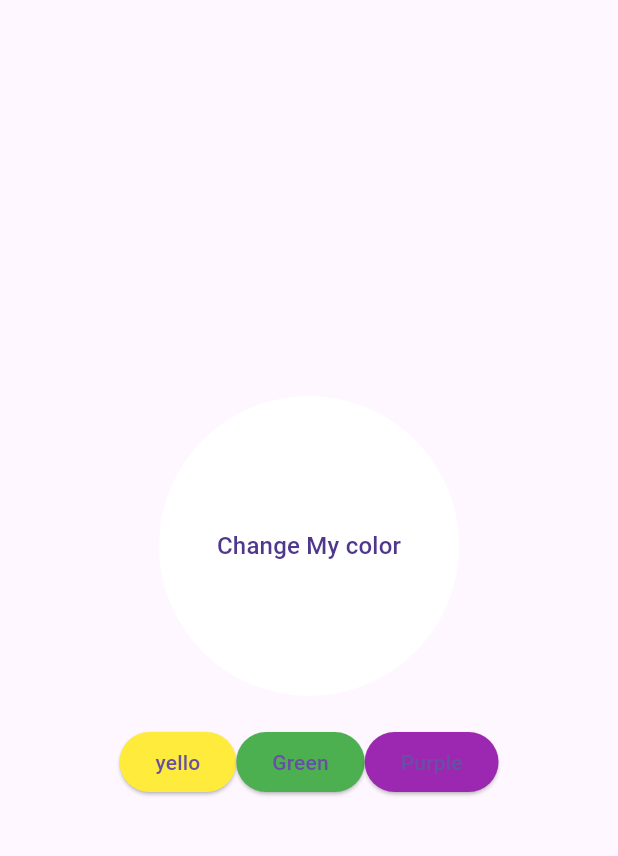
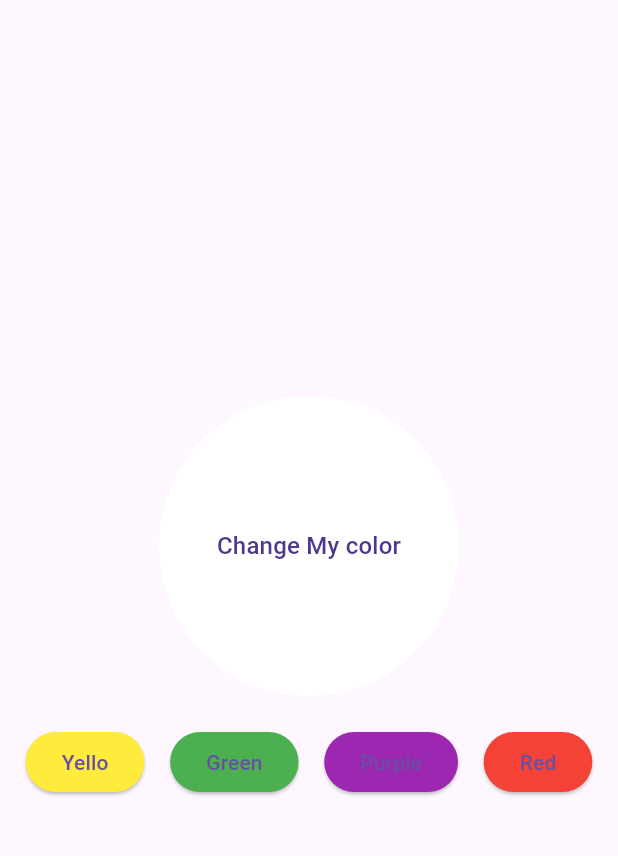
Before and after one commit to Shahanad-p/icon_color_provide, a Flutter app: the screen it shows after launch, on a phone screen of 412 x 824 dp, the part 63-919 px from its top. Run offline on Flutter 3.47's test engine with Material 3 defaults, Android fonts, the phone set to English and light mode, and no system bars.

Commit message:
done some changes

```diff
--- a/lib/home.dart
+++ b/lib/home.dart
@@ -1,62 +1,65 @@
 import 'package:button_color_provider/provider.dart';
 import 'package:flutter/material.dart';
 import 'package:provider/provider.dart';
-
 
 class HomeScreen extends StatelessWidget {
   const HomeScreen({super.key});
 
   @override
   Widget build(BuildContext context) {
+    print('All screen');
     return Scaffold(
       appBar: AppBar(
         title: const Text('Button Color Provider'),
         centerTitle: true,
       ),
-      body: Center(
-        child: Consumer<ColorsProvide>(
-          builder: (context, value, child) {
-            return Column(
+      body: Consumer<ColorsProvide>(
+        builder: (context, value, child) => Column(
           mainAxisAlignment: MainAxisAlignment.center,
           children: [
             CircleAvatar(
-                  child: Text('Change My color'),
               radius: 100,
               backgroundColor: value.buttonColors,
+              child: const Text('Change My color'),
             ),
-                SizedBox(height: 20),
+            const SizedBox(height: 20),
             Row(
-                  mainAxisAlignment: MainAxisAlignment.center,
+              mainAxisAlignment: MainAxisAlignment.spaceEvenly,
               children: [
                 ElevatedButton(
                   onPressed: () {
-                        value.colorYello();
+                    value.colorYellow();
                   },
-                      child: Text('yello'),
-                      style: ElevatedButton.styleFrom(
-                          backgroundColor: Colors.yellow),
+                  style:
+                      ElevatedButton.styleFrom(backgroundColor: Colors.yellow),
+                  child: const Text('Yello'),
                 ),
                 ElevatedButton(
                   onPressed: () {
                     value.colorGreen();
                   },
-                      child: Text('Green'),
-                      style: ElevatedButton.styleFrom(
-                          backgroundColor: Colors.green),
+                  style:
+                      ElevatedButton.styleFrom(backgroundColor: Colors.green),
+                  child: const Text('Green'),
                 ),
                 ElevatedButton(
                   onPressed: () {
                     value.colorPurple();
                   },
-                      child: Text('Purple'),
-                      style: ElevatedButton.styleFrom(
-                          backgroundColor: Colors.purple),
+                  style:
+                      ElevatedButton.styleFrom(backgroundColor: Colors.purple),
+                  child: const Text('Purple'),
+                ),
+                ElevatedButton(
+                  onPressed: () {
+                    value.colorRed();
+                  },
+                  style: ElevatedButton.styleFrom(backgroundColor: Colors.red),
+                  child: const Text('Red'),
                 ),
               ],
             ),
           ],
-            );
-          },
         ),
       ),
     );
--- a/lib/provider.dart
+++ b/lib/provider.dart
@@ -3,7 +3,7 @@ import 'package:flutter/material.dart';
 class ColorsProvide extends ChangeNotifier {
   Color buttonColors = Colors.white;
 
-  void colorYello() {
+  void colorYellow() {
     buttonColors = Colors.yellow;
     notifyListeners();
   }
@@ -17,4 +17,9 @@ class ColorsProvide extends ChangeNotifier {
     buttonColors = Colors.purple;
     notifyListeners();
   }
+
+  void colorRed() {
+    buttonColors = Colors.red;
+    notifyListeners();
+  }
 }
```
Lines whose indentation alone changed are shown as unchanged.
